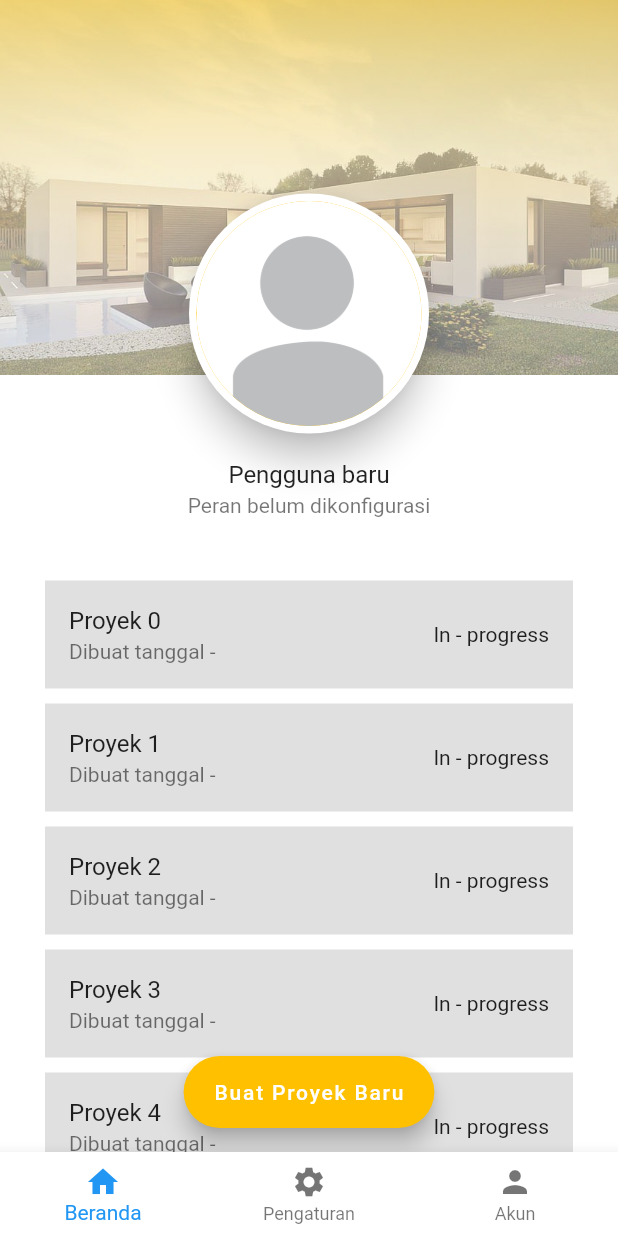
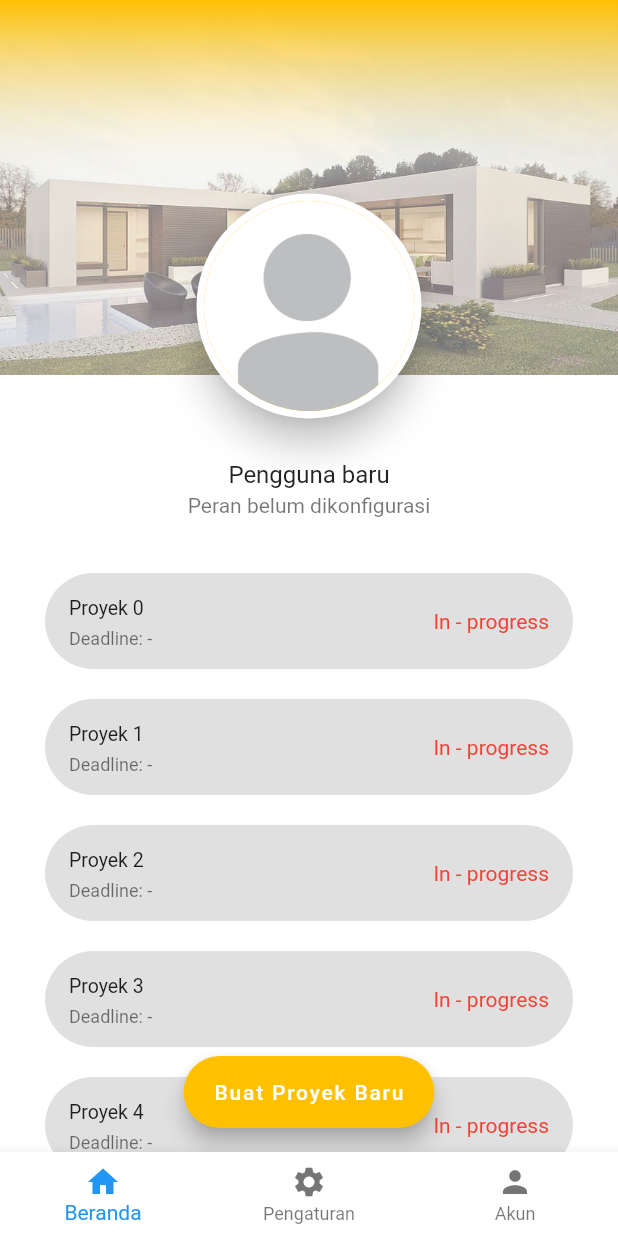
Before and after one commit to qisashasanudin/bangunin_id, a Flutter app: the screen it shows once a user with an empty profile is signed in, on a phone screen of 412 x 824 dp. Run offline on Flutter 3.47's test engine with Material 2 defaults, Android fonts, the phone set to English and light mode, and no system bars; our stand-ins replace cloud_firestore, firebase_auth, flutter_spinkit; accounts and stored records are empty.

Commit message:
homepage interface completed

```diff
--- a/lib/screens/mainmenu/tab_home.dart
+++ b/lib/screens/mainmenu/tab_home.dart
@@ -19,7 +19,7 @@ class Home extends StatelessWidget {
             child: userInfo(),
           ),
           SliverToBoxAdapter(
-            child: SizedBox(height: 20.0),
+            child: SizedBox(height: 10.0),
           ),
           SliverList(
             delegate: infiniteList(context),
@@ -62,15 +62,24 @@ SliverChildBuilderDelegate infiniteList(BuildContext context) {
   return SliverChildBuilderDelegate(
     (BuildContext context, index) {
       return Padding(
-        padding: const EdgeInsets.symmetric(horizontal: 30, vertical: 5),
+        padding: const EdgeInsets.symmetric(horizontal: 30, vertical: 10),
+        child: Container(
+          decoration: BoxDecoration(
+            color: AppColors().accent3,
+            borderRadius: BorderRadius.circular(100),
+          ),
           child: ListTile(
-          tileColor: AppColors().accent3,
+            dense: true,
             title: Text("Proyek $index"),
-          subtitle: Text("Dibuat tanggal -"),
-          trailing: Text("In - progress"),
+            subtitle: Text("Deadline: -"),
+            trailing: Text(
+              "In - progress",
+              style: TextStyle(color: Colors.red),
+            ),
             onTap: () async {
               Navigator.of(context).pushNamed('/projectdetails');
             },
+          ),
         ),
       );
     },
@@ -96,7 +105,7 @@ class HomeAppBar extends SliverPersistentHeaderDelegate {
       children: [
         bgroundColor(context),
         coverPicture(shrinkOffset),
-        coverPictureGradient(context, shrinkOffset),
+        coverPictureGradient(context),
         pageTitle(shrinkOffset),
         profilePicture(shrinkOffset),
       ],
@@ -123,10 +132,8 @@ class HomeAppBar extends SliverPersistentHeaderDelegate {
     );
   }
 
-  Opacity coverPictureGradient(BuildContext context, double shrinkOffset) {
-    return Opacity(
-      opacity: (1 - shrinkOffset / expandedHeight),
-      child: Container(
+  Container coverPictureGradient(BuildContext context) {
+    return Container(
       width: double.infinity,
       height: MediaQuery.of(context).size.height / 3,
       decoration: BoxDecoration(
@@ -134,13 +141,10 @@ class HomeAppBar extends SliverPersistentHeaderDelegate {
           begin: FractionalOffset.topCenter,
           end: FractionalOffset.bottomCenter,
           colors: [
-                AppColors().primary.withOpacity(0.5),
+            AppColors().primary,
             AppColors().accent1.withOpacity(0.0),
           ],
-              stops: [
-                0.0,
-                1.0
-              ]),
+          stops: [0.0, 0.5],
         ),
       ),
     );
@@ -173,7 +177,7 @@ class HomeAppBar extends SliverPersistentHeaderDelegate {
           child: Padding(
             padding: const EdgeInsets.all(5.0),
             child: CircleAvatar(
-              radius: 75,
+              radius: 70,
               backgroundColor: AppColors().primary,
               backgroundImage: AssetImage('assets/img/profile_pic_default.jpg'),
             ),
```
Lines whose indentation alone changed are shown as unchanged.
